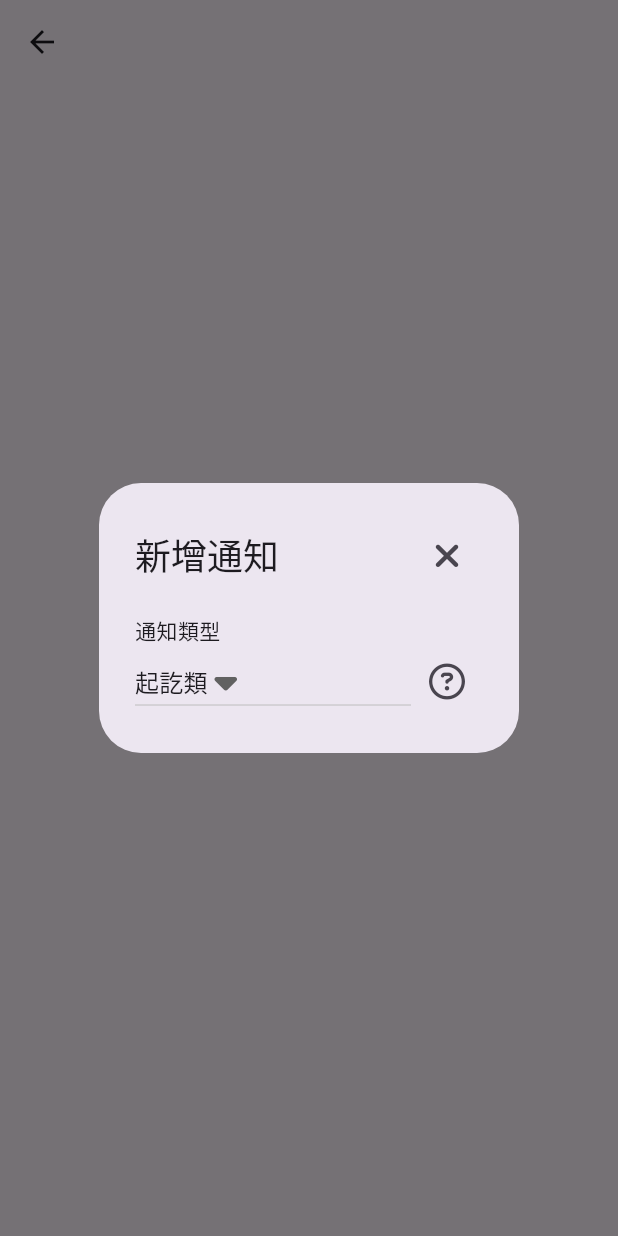
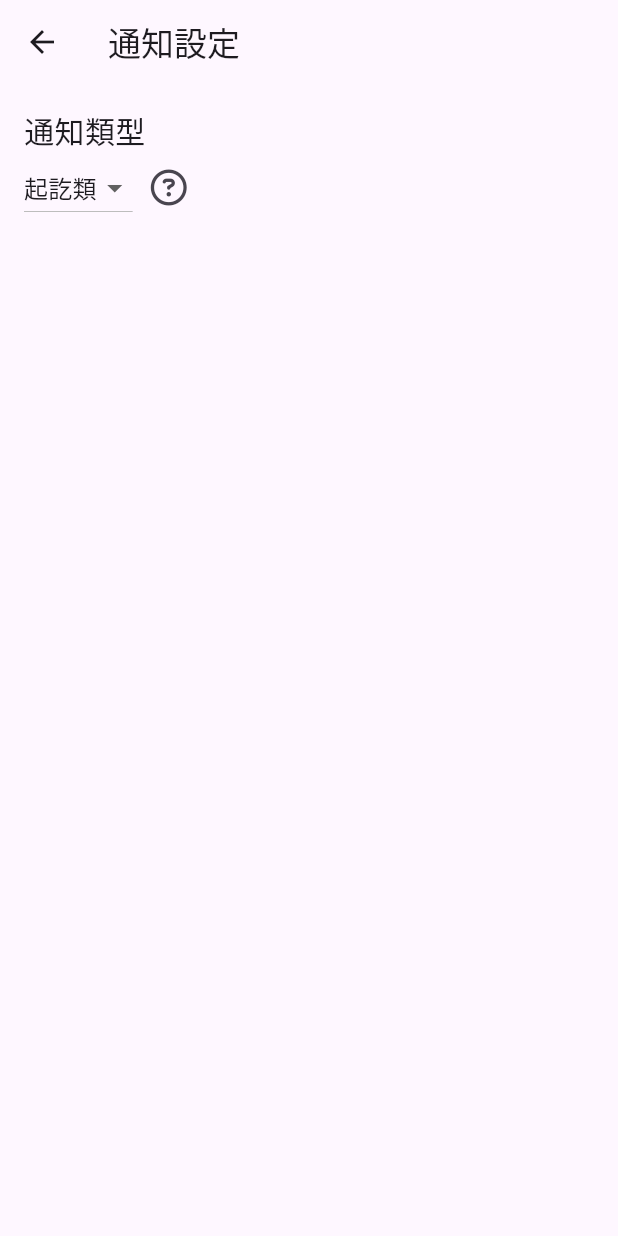
Before and after one commit to qqdog1/robot-living, a Flutter app: the SettingsPage screen opened directly, after a tap on an icon or button, on a phone screen of 412 x 824 dp. Run offline on Flutter 3.47's test engine with Material 3 defaults, Android fonts, the phone set to English and light mode, and no system bars; our stand-ins replace font_awesome_flutter.

Commit message:
新增settings改為開新頁面 新增DailyTaskTypeValue

```diff
--- /dev/null
+++ b/lib/const/daily_task_type_value.dart
@@ -0,0 +1,5 @@
+class DailyTaskTypeValue {
+  static const String startEndTask = "起訖類";
+  static const String oneTimeTask = "單次類";
+  static const String segmentedTask = "分段類";
+}
--- /dev/null
+++ b/lib/page/settings_edit_page.dart
@@ -0,0 +1,55 @@
+import 'package:flutter/material.dart';
+import 'package:font_awesome_flutter/font_awesome_flutter.dart';
+
+import '../component/combobox.dart';
+import '../const/daily_task_type_value.dart';
+
+class SettingsEditPage extends StatefulWidget {
+  const SettingsEditPage({super.key});
+
+  @override
+  _SettingsEditPageState createState() => _SettingsEditPageState();
+}
+
+class _SettingsEditPageState extends State<SettingsEditPage> {
+  String dailyTaskTypeValue = DailyTaskTypeValue.startEndTask;
+
+  @override
+  Widget build(BuildContext context) {
+    return Scaffold(
+      appBar: AppBar(
+        title: const Text('通知設定'),
+      ),
+      body: Padding(
+        padding: const EdgeInsets.all(16.0),
+        child: Column(
+          crossAxisAlignment: CrossAxisAlignment.start,
+          children: <Widget>[
+            const Text(
+              '通知類型',
+              style: TextStyle(fontSize: 20),
+            ),
+            Row(
+              children: <Widget>[
+                Combobox(
+                  defaultItem: dailyTaskTypeValue,
+                  items: const [
+                    DailyTaskTypeValue.startEndTask,
+                    DailyTaskTypeValue.segmentedTask,
+                    DailyTaskTypeValue.oneTimeTask,
+                  ],
+                ),
+                IconButton(
+                  icon: const Icon(FontAwesomeIcons.circleQuestion),
+                  onPressed: () {
+                    // 問號按鈕的功能實現
+                  },
+                ),
+              ],
+            ),
+          ],
+        ),
+      ),
+    );
+  }
+}
--- a/lib/page/settings_page.dart
+++ b/lib/page/settings_page.dart
@@ -1,5 +1,6 @@
 import 'package:flutter/material.dart';
 import 'package:font_awesome_flutter/font_awesome_flutter.dart';
+import 'package:robot_living/page/settings_edit_page.dart';
 
 class SettingsPage extends StatefulWidget {
   const SettingsPage({super.key});
@@ -9,26 +10,21 @@ class SettingsPage extends StatefulWidget {
 }
 
 class _SettingsPage extends State<SettingsPage> {
-  bool _showPlus = true;
-
   @override
   Widget build(BuildContext context) {
     return Scaffold(
-        appBar: AppBar(
-        ),
+      appBar: AppBar(),
       body: Stack(
         children: [
           Positioned(
             bottom: 20.0,
             right: 20.0,
             child: Visibility(
-                visible: _showPlus,
               child: FloatingActionButton(
                 onPressed: () {
-                    setState(() {
-                      _showPlus = false;
-                    });
-                    showSettingsPopup(context);
+                  Navigator.of(context).push(MaterialPageRoute(
+                    builder: (context) => const SettingsEditPage(),
+                  ));
                 },
                 child: const Icon(FontAwesomeIcons.plus),
               ),
@@ -38,72 +34,4 @@ class _SettingsPage extends State<SettingsPage> {
       ),
     );
   }
-
-  Future<void> showSettingsPopup(BuildContext context) async {
-    String dropdownValue = '起訖類'; // 初始選項，放在函數外部
-
-    await showDialog<void>(
-      context: context,
-      builder: (BuildContext context) {
-        return StatefulBuilder( // 使用 StatefulBuilder
-          builder: (BuildContext context, StateSetter setState) {
-            return AlertDialog(
-              title: Row(
-                mainAxisAlignment: MainAxisAlignment.spaceBetween,
-                children: [
-                  const Text('新增通知'),
-                  IconButton(
-                    icon: const Icon(FontAwesomeIcons.xmark),
-                    onPressed: () {
-                      Navigator.of(context).pop();
-                    },
-                  ),
-                ],
-              ),
-              content: SingleChildScrollView(
-                child: ListBody(
-                  children: <Widget>[
-                    const Text('通知類型'),
-                    Row(
-                      mainAxisAlignment: MainAxisAlignment.spaceBetween,
-                      children: [
-                        Expanded(
-                          child: DropdownButton<String>(
-                            value: dropdownValue,
-                            icon: const Icon(FontAwesomeIcons.caretDown),
-                            onChanged: (String? newValue) {
-                              setState(() { // 更新 dropdownValue
-                                dropdownValue = newValue!;
-                              });
-                            },
-                            items: <String>['起訖類', '分段類', '單次類']
-                                .map<DropdownMenuItem<String>>((String value) {
-                              return DropdownMenuItem<String>(
-                                value: value,
-                                child: Text(value),
-                              );
-                            }).toList(),
-                          ),
-                        ),
-                        IconButton(
-                          icon: const Icon(FontAwesomeIcons.circleQuestion),
-                          onPressed: () {
-                            // 問號按鈕的功能實現
-                          },
-                        ),
-                      ],
-                    ),
-                  ],
-                ),
-              ),
-            );
-          },
-        );
-      },
-    );
-    // 關閉這個popup後必須再次顯示加號
-    setState(() {
-      _showPlus = true;
-    });
 }
-}
```
Lines whose indentation alone changed are shown as unchanged.
